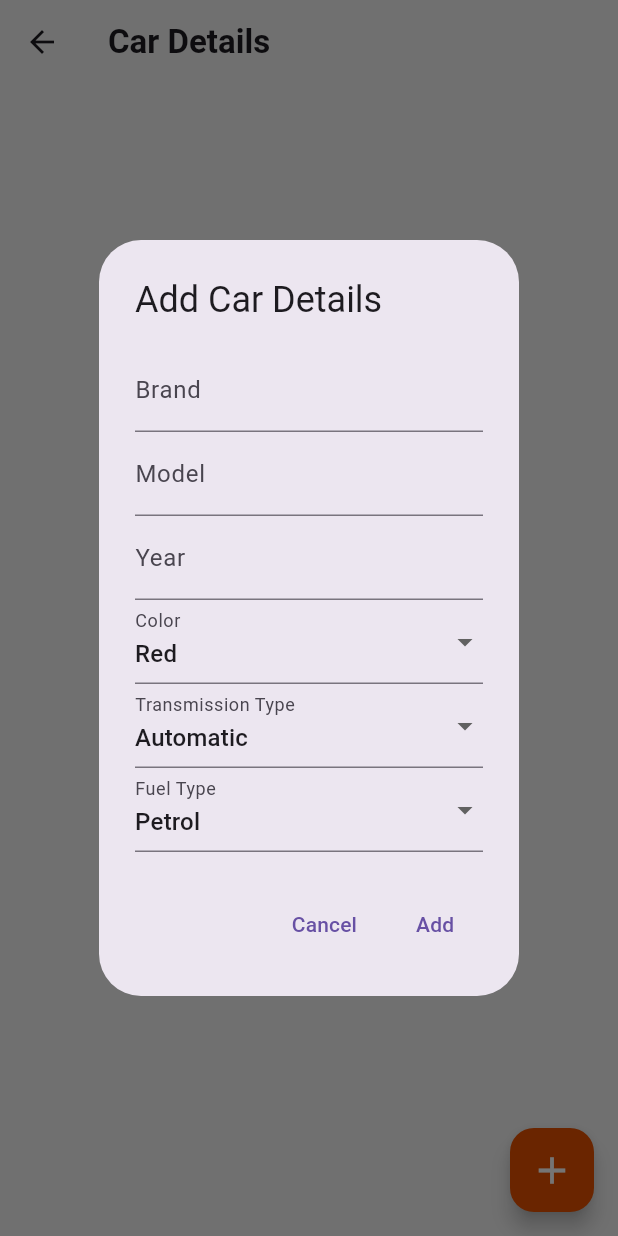
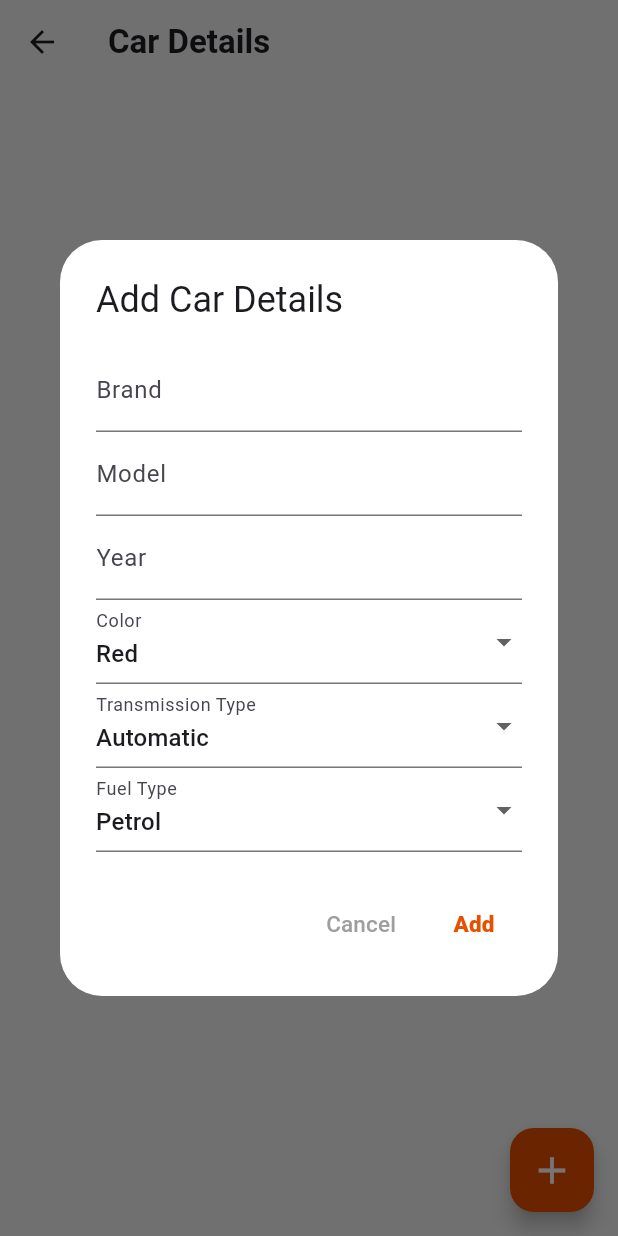
Before and after one commit to TechPyllars2024/AutoCareCarOwners, a Flutter app: the CarDetails screen opened directly, after a tap on the "add" icon, on a phone screen of 412 x 824 dp. Run offline on Flutter 3.47's test engine with Material 3 defaults, Android fonts, the phone set to English and light mode, and no system bars; our stand-ins replace cloud_firestore, curved_navigation_bar, firebase_auth, firebase_core, firebase_storage, flutter_animate and 4 more; missing offline and left inert: flutter_pannable_rating_bar; accounts and stored records are empty.

Commit message:
update: add car modal

```diff
--- a/lib/ProfileManagement/screens/carDetails.dart
+++ b/lib/ProfileManagement/screens/carDetails.dart
@@ -140,9 +140,14 @@ class _CarDetailsState extends State<CarDetails> {
       context: context,
       builder: (context) {
         return AlertDialog(
+          backgroundColor: Colors.white,
           title: Text(car == null ? 'Add Car Details' : 'Edit Car Details'),
           content: SingleChildScrollView(
+            child: Container(
+
+              width: MediaQuery.of(context).size.width * 0.9,
               child: Form(
+
                 key: _formKey,
                 child: Column(
                   children: [
@@ -265,12 +270,13 @@ class _CarDetailsState extends State<CarDetails> {
                 ),
               ),
             ),
+          ),
           actions: [
             TextButton(
               onPressed: () {
                 Navigator.of(context).pop();
               },
-              child: const Text('Cancel'),
+              child: const Text('Cancel', style: TextStyle(color: Colors.grey, fontSize: 15),),
             ),
             TextButton(
               onPressed: () async {
@@ -300,7 +306,7 @@ class _CarDetailsState extends State<CarDetails> {
                   Navigator.of(context).pop();
                 }
               },
-              child: Text(car == null ? 'Add' : 'Update'),
+              child: Text(car == null ? 'Add' : 'Update', style: TextStyle(color: Colors.orange.shade900, fontWeight: FontWeight.w900, fontSize: 15),),
             ),
           ],
         );
```
Lines whose indentation alone changed are shown as unchanged.
